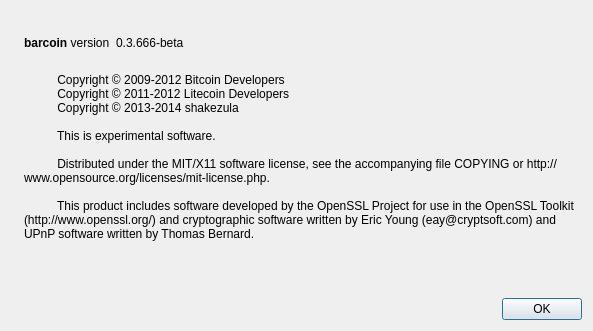
wire306/charitycoin, file src/qt/forms/aboutdialog.ui: the form before one commit.
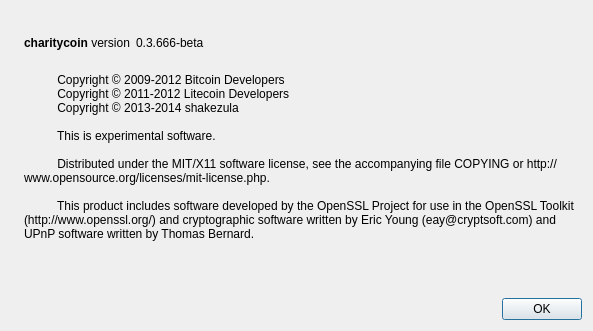
The form after the commit. Icons and pictures are not drawn.

Diff of the .ui file:
```diff
--- a/src/qt/forms/aboutdialog.ui
+++ b/src/qt/forms/aboutdialog.ui
@@ -50,7 +50,7 @@
           <cursorShape>IBeamCursor</cursorShape>
          </property>
          <property name="text">
-          <string>&lt;b&gt;barcoin&lt;/b&gt; version</string>
+          <string>&lt;b&gt;charitycoin&lt;/b&gt; version</string>
          </property>
          <property name="textInteractionFlags">
           <set>Qt::LinksAccessibleByMouse|Qt::TextSelectableByKeyboard|Qt::TextSelectableByMouse</set>
```
Left out of the diff: 2 changed lines with no effect on the pictures.
